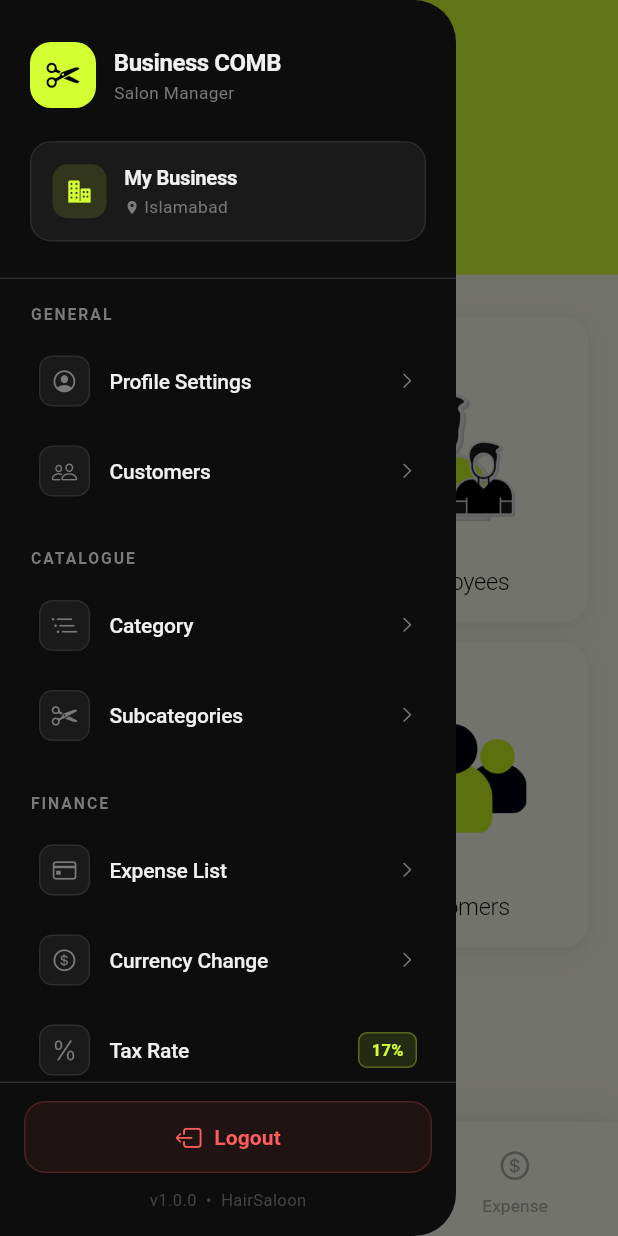
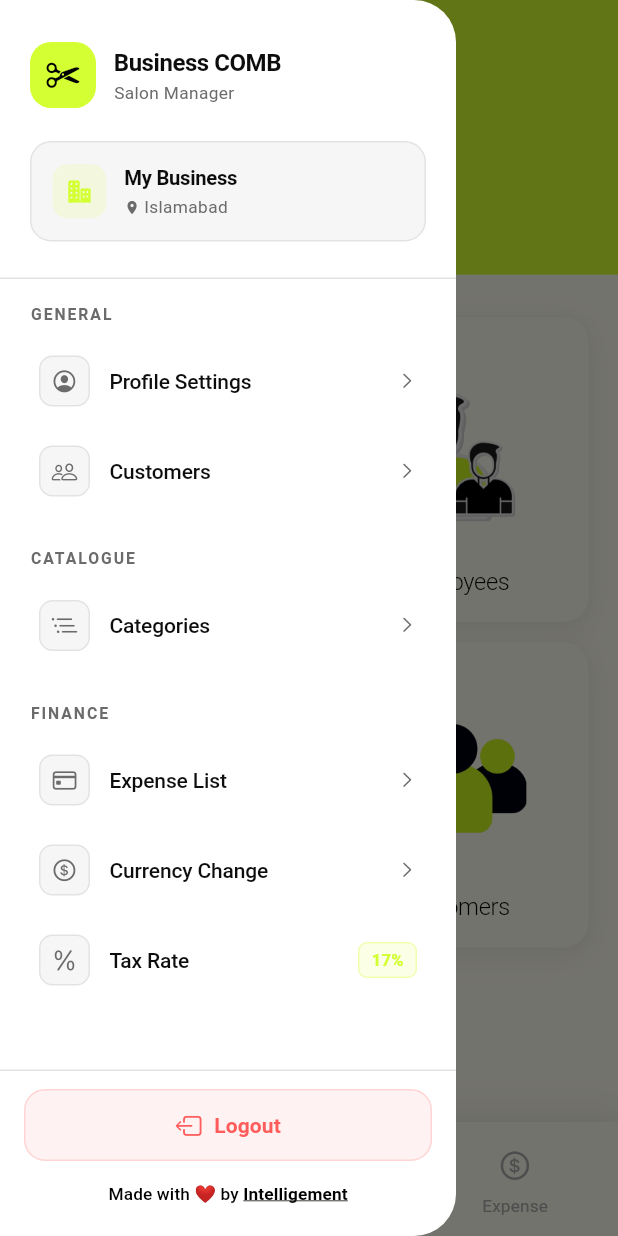
Before and after one commit to abdullah2310ishaq/hairsaloon, a Flutter app: the DashboardShell screen opened by its route, with the side drawer open, on a phone screen of 412 x 824 dp. Run offline on Flutter 3.47's test engine with Material 3 defaults, Android fonts, the phone set to English and light mode, and no system bars; our stand-ins replace flutter_screenutil, shared_preferences; accounts and stored records are empty.

Commit message:
Add url_launcher dependency and enhance Dashboard and AppDrawer UI
- Integrated url_launcher package for external URL handling.
- Updated DashboardScreen to include a link to the Intelligement website.
- Refactored AppDrawer to feature a similar link, improving accessibility to external resources.
- Adjusted UI elements in both screens for better layout and user experience.
- Updated pubspec.yaml and pubspec.lock to include new dependencies and version updates.

```diff
--- a/lib/src/features/dashboard/presentation/dashboard_screen.dart
+++ b/lib/src/features/dashboard/presentation/dashboard_screen.dart
@@ -4,9 +4,14 @@ import 'package:flutter_screenutil/flutter_screenutil.dart';
 import 'package:hairsaloon/src/features/business_profile/presentation/state/business_profile_scope.dart';
 import 'package:hairsaloon/src/features/router/app_routes.dart';
 import 'package:hairsaloon/src/theme/app_colors.dart';
+import 'package:url_launcher/url_launcher.dart';
 
 class DashboardScreen extends StatelessWidget {
   const DashboardScreen({super.key});
+
+  static final Uri _intelligementUri = Uri.parse(
+    'http://www.intelligement.com/',
+  );
 
   @override
   Widget build(BuildContext context) {
@@ -102,8 +107,10 @@ class DashboardScreen extends StatelessWidget {
 
         // ── Grid ──────────────────────────────────────────────────────────
         Padding(
-          padding: EdgeInsets.fromLTRB(18.w, 28.h, 18.w, 28.h),
-          child: GridView.count(
+          padding: EdgeInsets.fromLTRB(18.w, 28.h, 18.w, 14.h),
+          child: Column(
+            children: [
+              GridView.count(
                 crossAxisCount: 2,
                 crossAxisSpacing: 14.w,
                 mainAxisSpacing: 14.h,
@@ -114,8 +121,9 @@ class DashboardScreen extends StatelessWidget {
                   _DashboardTile(
                     label: 'Finance',
                     assetPath: 'assets/finance.png',
-                onTap: () =>
-                    Navigator.of(context).pushNamed(AppRoutes.financeOverview),
+                    onTap: () => Navigator.of(
+                      context,
+                    ).pushNamed(AppRoutes.financeOverview),
                   ),
                   _DashboardTile(
                     label: 'Employees',
@@ -137,9 +145,49 @@ class DashboardScreen extends StatelessWidget {
                   ),
                 ],
               ),
+
+              Transform.translate(
+                offset: Offset(0, -10.h),
+                child: Wrap(
+                  alignment: WrapAlignment.center,
+                  crossAxisAlignment: WrapCrossAlignment.center,
+                  children: [
+                    Text(
+                      'Made with ❤️ by ',
+                      style: TextStyle(
+                        color: Colors.black,
+                        fontSize: 11.5.sp,
+                        fontWeight: FontWeight.w500,
+                        letterSpacing: 0.1,
+                      ),
+                    ),
+                    InkWell(
+                      onTap: () => _openIntelligementWebsite(),
+                      borderRadius: BorderRadius.circular(4.r),
+                      child: Text(
+                        'Intelligement',
+                        style: TextStyle(
+                          color: Colors.black,
+                          fontSize: 11.5.sp,
+                          fontWeight: FontWeight.w600,
+                          letterSpacing: 0.1,
+                          decoration: TextDecoration.underline,
+                        ),
+                      ),
+                    ),
+                  ],
+                ),
+              ),
+              SizedBox(height: 2.h),
+            ],
+          ),
         ),
       ],
     );
+  }
+
+  Future<void> _openIntelligementWebsite() async {
+    await launchUrl(_intelligementUri, mode: LaunchMode.externalApplication);
   }
 }
 
--- a/lib/src/features/services/presentation/categories_screen.dart
+++ b/lib/src/features/services/presentation/categories_screen.dart
@@ -1,6 +1,7 @@
 import 'package:flutter/cupertino.dart';
 import 'package:flutter/material.dart';
 import 'package:hairsaloon/src/features/services/data/local_category_store.dart';
+import 'package:hairsaloon/src/features/services/presentation/subcategories_screen.dart';
 import 'package:hairsaloon/src/theme/app_colors.dart';
 
 class CategoriesScreen extends StatelessWidget {
@@ -33,11 +34,23 @@ class CategoriesScreen extends StatelessWidget {
         padding: const EdgeInsets.fromLTRB(12, 14, 12, 12),
         itemBuilder: (context, index) {
           final category = categories[index];
-          return Container(
-            padding: const EdgeInsets.symmetric(horizontal: 14, vertical: 16),
-            decoration: BoxDecoration(
+          return Material(
             color: Colors.white,
             borderRadius: BorderRadius.circular(12),
+            child: InkWell(
+              borderRadius: BorderRadius.circular(12),
+              onTap: () {
+                Navigator.of(context).push(
+                  MaterialPageRoute(
+                    builder: (_) =>
+                        SubcategoriesScreen(initialCategory: category),
+                  ),
+                );
+              },
+              child: Padding(
+                padding: const EdgeInsets.symmetric(
+                  horizontal: 14,
+                  vertical: 16,
                 ),
                 child: Row(
                   children: [
@@ -52,10 +65,13 @@ class CategoriesScreen extends StatelessWidget {
                       ),
                     ),
                     const Icon(
-                  CupertinoIcons.ellipsis_vertical,
-                  color: Colors.black,
+                      CupertinoIcons.chevron_right,
+                      color: Colors.black54,
+                      size: 16,
                     ),
                   ],
+                ),
+              ),
             ),
           );
         },
--- a/lib/src/features/services/presentation/subcategories_screen.dart
+++ b/lib/src/features/services/presentation/subcategories_screen.dart
@@ -4,7 +4,9 @@ import 'package:hairsaloon/src/features/services/data/local_category_store.dart'
 import 'package:hairsaloon/src/theme/app_colors.dart';
 
 class SubcategoriesScreen extends StatefulWidget {
-  const SubcategoriesScreen({super.key});
+  const SubcategoriesScreen({super.key, this.initialCategory});
+
+  final String? initialCategory;
 
   @override
   State<SubcategoriesScreen> createState() => _SubcategoriesScreenState();
@@ -17,7 +19,13 @@ class _SubcategoriesScreenState extends State<SubcategoriesScreen> {
   @override
   void initState() {
     super.initState();
-    _selectedCategory = LocalCategoryStore.categories.first;
+    final categories = LocalCategoryStore.categories;
+    final requested = widget.initialCategory;
+    if (requested != null && categories.contains(requested)) {
+      _selectedCategory = requested;
+    } else {
+      _selectedCategory = categories.first;
+    }
   }
 
   @override
--- a/lib/src/features/settings/presentation/app_drawer.dart
+++ b/lib/src/features/settings/presentation/app_drawer.dart
@@ -3,17 +3,17 @@ import 'package:flutter/material.dart';
 import 'package:hairsaloon/src/features/business_profile/presentation/state/business_profile_scope.dart';
 import 'package:hairsaloon/src/features/router/app_routes.dart';
 import 'package:hairsaloon/src/features/settings/data/local_tax_rate_store.dart';
-import 'package:hairsaloon/src/theme/app_colors.dart';
+import 'package:url_launcher/url_launcher.dart';
 
 // ─── Design tokens (mirrors registration screen) ──────────────────────────────
 class _C {
-  static const bg = Color(0xFF0D0D0D);
-  static const surface = Color(0xFF1A1A1A);
-  static const surfaceHigh = Color(0xFF222222);
-  static const border = Color(0xFF2C2C2C);
+  static const bg = Color(0xFFFFFFFF);
+  static const surface = Color(0xFFF6F6F6);
+  static const surfaceHigh = Color(0xFFECECEC);
+  static const border = Color(0xFFE3E3E3);
   static const lime = Color(0xFFD4FF33);
-  static const textPrimary = Color(0xFFF0F0F0);
-  static const textSecondary = Color(0xFF7A7A7A);
+  static const textPrimary = Color(0xFF0D0D0D);
+  static const textSecondary = Color(0xFF6B6B6B);
   static const error = Color(0xFFFF5C5C);
 }
 
@@ -25,6 +25,10 @@ class AppDrawer extends StatefulWidget {
 }
 
 class _AppDrawerState extends State<AppDrawer> {
+  static final Uri _intelligementUri = Uri.parse(
+    'http://www.intelligement.com/',
+  );
+
   @override
   Widget build(BuildContext context) {
     final profile = BusinessProfileScope.of(context).profile;
@@ -82,18 +86,10 @@ class _AppDrawerState extends State<AppDrawer> {
                   _SectionLabel('CATALOGUE'),
                   _Item(
                     icon: CupertinoIcons.list_bullet_indent,
-                    title: 'Category',
+                    title: 'Categories',
                     onTap: () {
                       Navigator.pop(context);
                       Navigator.of(context).pushNamed(AppRoutes.categories);
-                    },
-                  ),
-                  _Item(
-                    icon: CupertinoIcons.scissors,
-                    title: 'Subcategories',
-                    onTap: () {
-                      Navigator.pop(context);
-                      Navigator.of(context).pushNamed(AppRoutes.subcategories);
                     },
                   ),
                   const SizedBox(height: 16),
@@ -295,12 +291,36 @@ class _AppDrawerState extends State<AppDrawer> {
             ),
           ),
           const SizedBox(height: 10),
-          Text(
-            'v1.0.0  •  HairSaloon',
-            style: TextStyle(
-              color: _C.textSecondary.withOpacity(0.5),
-              fontSize: 11,
-              letterSpacing: 0.3,
+          Padding(
+            padding: const EdgeInsets.symmetric(horizontal: 8, vertical: 4),
+            child: Wrap(
+              alignment: WrapAlignment.center,
+              crossAxisAlignment: WrapCrossAlignment.center,
+              children: [
+                const Text(
+                  'Made with ❤️ by ',
+                  style: TextStyle(
+                    color: Colors.black,
+                    fontSize: 11.5,
+                    fontWeight: FontWeight.w500,
+                    letterSpacing: 0.1,
+                  ),
+                ),
+                InkWell(
+                  onTap: _openIntelligementWebsite,
+                  borderRadius: BorderRadius.circular(4),
+                  child: const Text(
+                    'Intelligement',
+                    style: TextStyle(
+                      color: Colors.black,
+                      fontSize: 11.5,
+                      fontWeight: FontWeight.w600,
+                      letterSpacing: 0.1,
+                      decoration: TextDecoration.underline,
+                    ),
+                  ),
+                ),
+              ],
             ),
           ),
         ],
@@ -383,6 +403,10 @@ class _AppDrawerState extends State<AppDrawer> {
         ],
       ),
     );
+  }
+
+  Future<void> _openIntelligementWebsite() async {
+    await launchUrl(_intelligementUri, mode: LaunchMode.externalApplication);
   }
 
   // ─── Logout ───────────────────────────────────────────────────────────────
--- a/pubspec.yaml
+++ b/pubspec.yaml
@@ -37,6 +37,7 @@ dependencies:
   animated_notch_bottom_bar: ^1.0.3
   shared_preferences: ^2.3.2
   flutter_screenutil: ^5.9.3
+  url_launcher: ^6.3.2
 
 dev_dependencies:
   flutter_test:
```
Also changed, not shown: pubspec.lock. Lines whose indentation alone changed are shown as unchanged.
